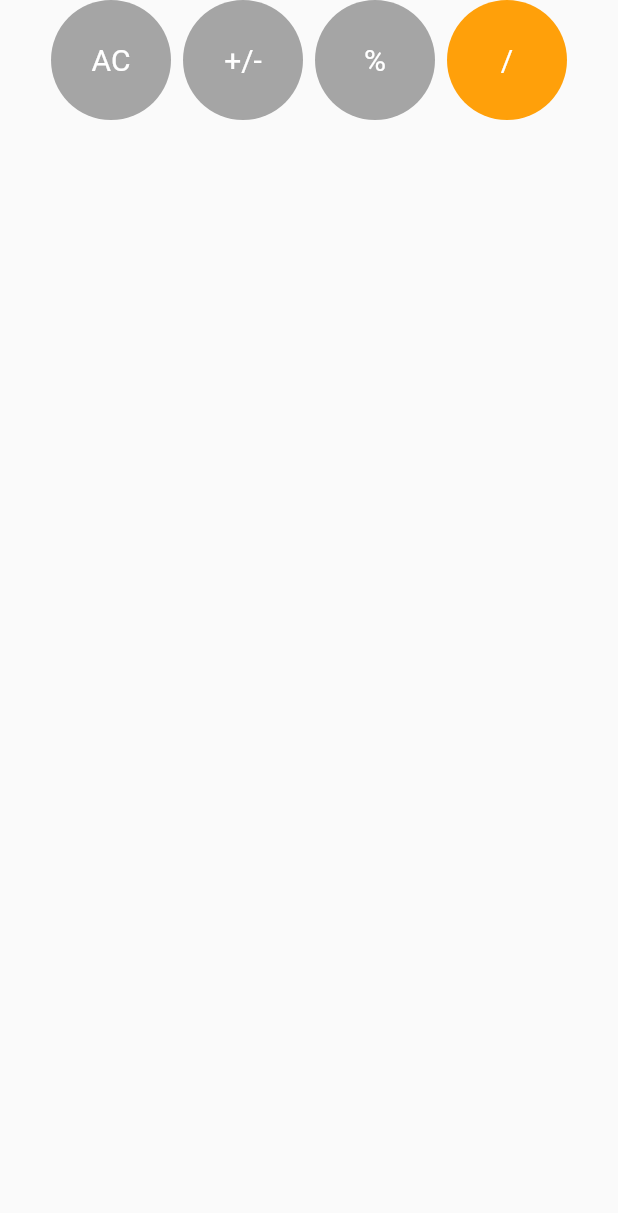
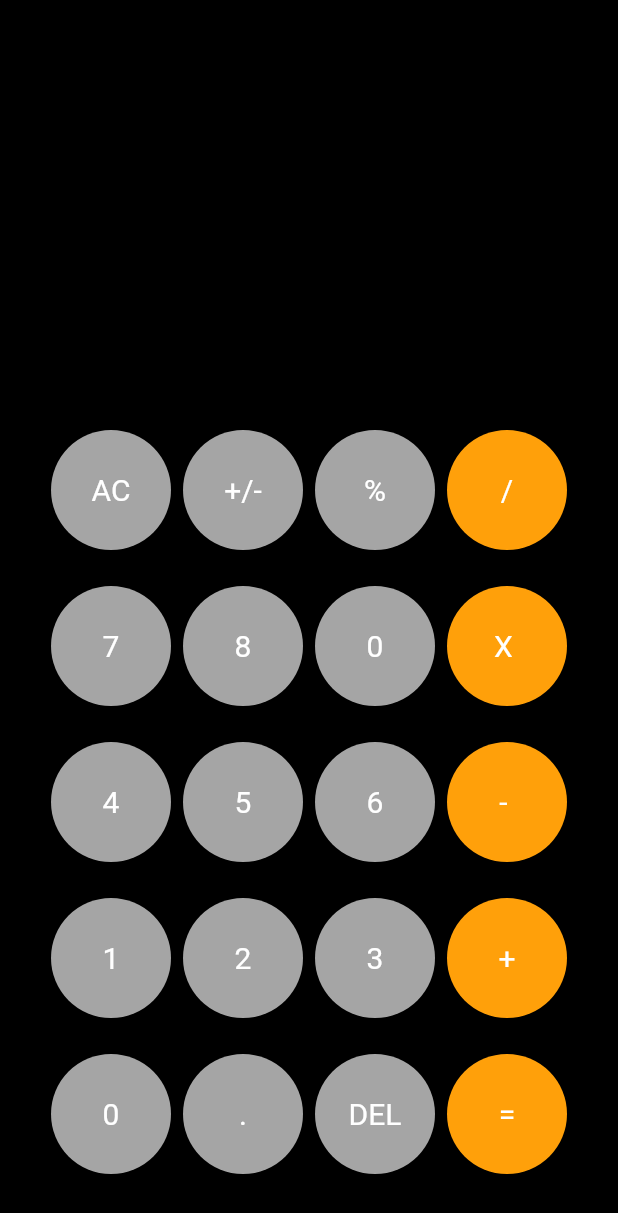
Before and after one commit to Bot-sujan/Calculator, a Flutter app: the screen it shows after launch, on a phone screen of 412 x 824 dp. Shown: the top 1213 px of the screen. Run offline on Flutter 3.47's test engine with Material 2 defaults, Android fonts, the phone set to English and light mode, and no system bars; our stand-ins replace math_expressions.

Commit message:
second commit

```diff
--- /dev/null
+++ b/calculator_app/lib/home_screen.dart
@@ -0,0 +1,193 @@
+import 'package:calculator_app/my_button.dart';
+import 'package:flutter/material.dart';
+import 'package:math_expressions/math_expressions.dart';
+
+class HomeScreen extends StatefulWidget {
+  const HomeScreen({super.key});
+
+  @override
+  State<HomeScreen> createState() => _HomeScreenState();
+}
+
+class _HomeScreenState extends State<HomeScreen> {
+  var userInput = '';
+  var answer = '';
+  @override
+  Widget build(BuildContext context) {
+    return   Scaffold(
+        backgroundColor: Colors.black,
+          body: SafeArea(
+        child: Padding(
+          padding: const EdgeInsets.symmetric(horizontal: 30),
+          child: Column(
+           children: [
+            Expanded(
+              child: Padding(
+                padding: const EdgeInsets.symmetric(vertical: 20 ),
+                child: Column(
+                  mainAxisAlignment: MainAxisAlignment.end,
+                  crossAxisAlignment: CrossAxisAlignment.end,
+                 children: [
+                  Align (
+                    alignment: Alignment.bottomRight,
+                    child: Text(userInput.toString(), style: const TextStyle(fontSize: 30, color: Colors.white),)),
+
+                    const SizedBox(height: 15,),
+                  Text(answer.toString(), style: const TextStyle(fontSize: 30, color: Colors.white),)
+
+                 ],
+                ),
+              ),
+            ),
+           Expanded(
+            flex: 2,
+            child: Column(
+              children: [
+                Column(
+                  children: [
+                    Row(
+                      children:  [
+                        MyButton(title: 'AC', onPress: () {
+                          userInput = '';
+                          answer = '';
+                          setState(() {
+
+                          });
+                        },),
+                        MyButton(title: '+/-', onPress: () {
+                            userInput += '+/-';
+                          setState(() {
+                          });
+                        }),
+                        MyButton(title: '%',  onPress: () {
+                            userInput += '%';
+                          setState(() {
+                          });
+                        }),
+                        MyButton(title: '/', color: const Color (0xffffa00a), onPress: () {
+                            userInput += '/';
+                          setState(() {
+                          });
+                        }),
+                      ],
+                    ),
+
+                     Row(
+                      children:  [
+                        MyButton(title: '7', onPress: () {
+                          userInput += '7';
+                          setState(() {
+                          });
+                        },),
+                        MyButton(title: '8', onPress: () {
+                          userInput += '8';
+                          setState(() {
+
+                          });
+                        }),
+                        MyButton(title: '0',  onPress: () {
+                            userInput += '0';
+                          setState(() {
+                          });
+                        }),
+                        MyButton(title: 'X ', color: const Color (0xffffa00a), onPress: () {
+                          userInput += 'x';
+                          setState(() {
+                          });
+                        }),
+                      ],
+                    ),
+
+                     Row(
+                      children:  [
+                        MyButton(title: '4', onPress: () {
+                            userInput += '4';
+                          setState(() {
+                          });
+                        },),
+                        MyButton(title: '5', onPress: () {
+                            userInput += '5';
+                          setState(() {
+                          });
+                        }),
+                        MyButton(title: '6',  onPress: () {
+                            userInput += '6';
+                          setState(() {
+                          });
+                        }),
+                        MyButton(title: '- ', color: const Color (0xffffa00a), onPress: () {}),
+                      ],
+                    ),
+
+                     Row(
+                      children:  [
+                        MyButton(title: '1', onPress: () {
+                            userInput += '1';
+                          setState(() {
+                          });
+                        },),
+                        MyButton(title: '2', onPress: () {
+                            userInput += '2';
+                          setState(() {
+                          });
+                        }),
+                        MyButton(title: '3',  onPress: () {
+                            userInput += '3';
+                          setState(() {
+                          });
+                        }),
+                        MyButton(title: '+', color: const Color (0xffffa00a), onPress: () {
+                             userInput += '+';
+                          setState(() {
+                          });
+                        }),
+                      ],
+                    ),
+                      Row(
+                      children:  [
+                        MyButton(title: '0', onPress: () {
+                            userInput += '0';
+                          setState(() {
+                          });
+                        },),
+                        MyButton(title: '.', onPress: () {
+                            userInput += '.';
+                          setState(() {
+                          });
+                        }),
+                        MyButton(title: 'DEL',  onPress: () {
+                          userInput = userInput.substring(0, userInput.length-1);
+                          setState(() {
+
+                          });
+                        }),
+                        MyButton(title: '=', color: const Color (0xffffa00a), onPress: () {
+                          equalPres();
+                          setState(() {
+
+                          });
+                        }),
+                      ],
+                    ),
+
+                  ],
+                ),
+              ],
+            ),
+          ),
+           ],
+          ),
+        ),
+      ));
+  }
+
+  void equalPres() {
+    String finalUserInput = userInput.replaceAll('x', '*');
+    Parser p = Parser();
+    Expression expression = p.parse(finalUserInput);
+    ContextModel contextModel = ContextModel();
+
+    double eval = expression.evaluate(EvaluationType.REAL, contextModel);
+    answer = eval.toString();
+  }
+}
--- a/calculator_app/lib/main.dart
+++ b/calculator_app/lib/main.dart
@@ -1,4 +1,4 @@
-import 'package:calculator_app/my_button.dart';
+import 'package:calculator_app/home_screen.dart';
 import 'package:flutter/material.dart';
 
 void main() {
@@ -8,7 +8,6 @@ void main() {
 class MyApp extends StatelessWidget {
   const MyApp({super.key});
 
-  // This widget is the root of your application.
   @override
   Widget build(BuildContext context) {
     return MaterialApp(
@@ -17,25 +16,7 @@ class MyApp extends StatelessWidget {
       theme: ThemeData(
         primarySwatch: Colors.blue,
       ),
-      home: Scaffold(
-          body: SafeArea(
-        child: Padding(
-          padding: const EdgeInsets.symmetric(horizontal: 30),
-          child: Column(
-            children: [
-              Row(
-                children: const [
-                  MyButton(title: 'AC'),
-                  MyButton(title: '+/-' ),
-
-                  MyButton(title: '%' ),
-                  MyButton(title: '/', color: Color (0xffffa00a), ),
-                ],
-              )
-            ],
-          ),
-        ),
-      )),
+      home:  const HomeScreen()
     );
   }
 }
--- a/calculator_app/lib/my_button.dart
+++ b/calculator_app/lib/my_button.dart
@@ -3,12 +3,17 @@ import 'package:flutter/material.dart';
 class MyButton extends StatelessWidget {
   final String title;
   final Color color;
- const   MyButton({super.key, required this.title, this.color = const Color(0xffa5a5a5)});
+  final VoidCallback onPress;
+ const   MyButton({super.key, required this.title, this.color = const Color(0xffa5a5a5), required this.onPress});
 
   @override
   Widget build(BuildContext context) {
     return Expanded(
-      child:  Container(
+      child:  Padding(
+        padding: const EdgeInsets.symmetric(vertical: 12),
+        child: InkWell(
+          onTap: onPress,
+          child: Container(
             height: 80,
             decoration:   BoxDecoration(
               shape: BoxShape.circle,
@@ -18,6 +23,8 @@ class MyButton extends StatelessWidget {
 
 
           ),
+        ),
+      ),
     );
   }
 }
--- a/calculator_app/pubspec.yaml
+++ b/calculator_app/pubspec.yaml
@@ -33,9 +33,11 @@ dependencies:
     sdk: flutter
 
 
+
   # The following adds the Cupertino Icons font to your application.
   # Use with the CupertinoIcons class for iOS style icons.
   cupertino_icons: ^1.0.2
+  math_expressions: ^2.4.0
 
 dev_dependencies:
   flutter_test:
```
Also changed, not shown: calculator_app/pubspec.lock. Lines whose indentation alone changed are shown as unchanged.
